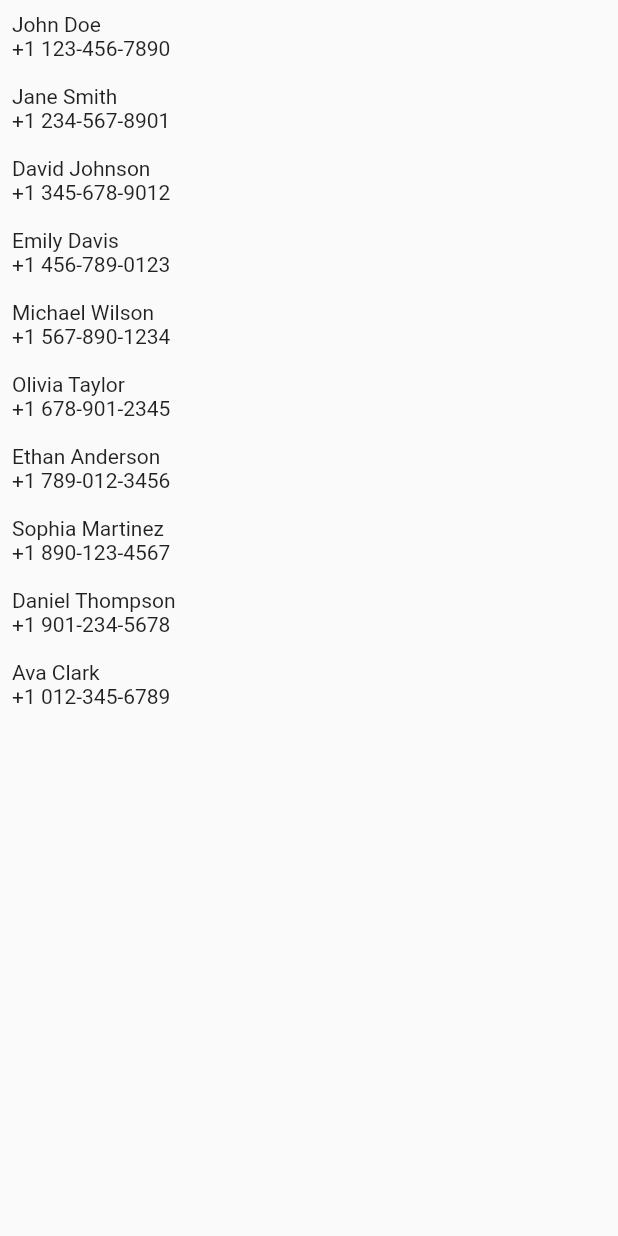
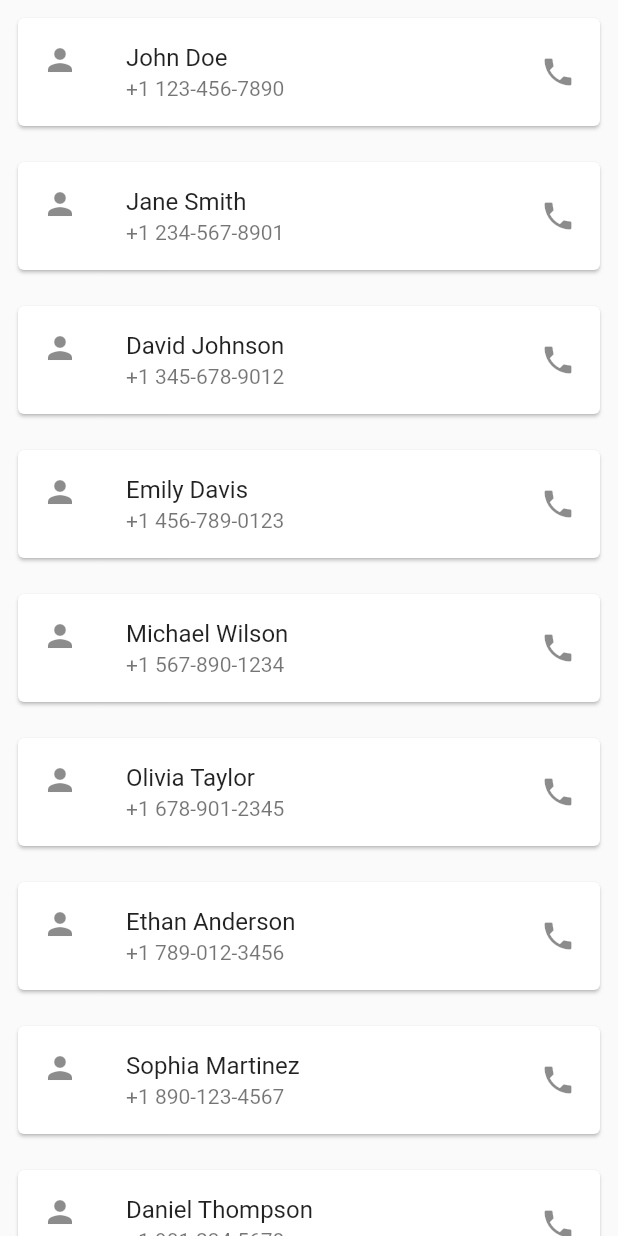
Before and after one commit to gaurovgiri/my-contacts, a Flutter app: the screen it shows after launch, on a phone screen of 412 x 824 dp. Run offline on Flutter 3.47's test engine with Material 2 defaults, Android fonts, the phone set to English and light mode, and no system bars.

Commit message:
Add Card and ListTile

```diff
--- a/lib/features/contacts/presentation/my_contacts.dart
+++ b/lib/features/contacts/presentation/my_contacts.dart
@@ -25,12 +25,19 @@ class MyContactsDesign extends StatelessWidget {
       itemBuilder: (context, index) {
         return Padding(
           padding: const EdgeInsets.all(8.0),
-          child: Column(
-            crossAxisAlignment: CrossAxisAlignment.start,
-            children: [
-              Text(contacts[index].name),
-              Text(contacts[index].contact)
-            ],
+          child: Card(
+            child: Column(
+              crossAxisAlignment: CrossAxisAlignment.start,
+              // Create a listtile for each contact
+              children: [
+                ListTile(
+                  leading: const Icon(Icons.person),
+                  trailing: const Icon(Icons.phone),
+                  title: Text(contacts[index].name),
+                  subtitle: Text(contacts[index].contact),
+                )
+              ],
+            ),
           ),
         );
       },
```
